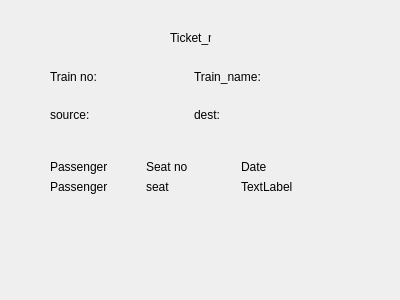
Qt form disp_ticket.ui (franklin654/train_booking_system_with_sql) before a commit.
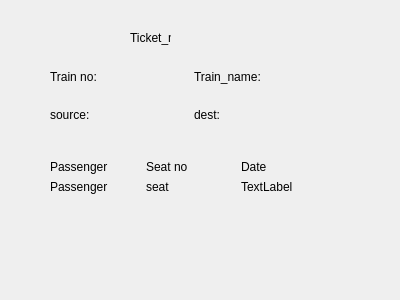
The same form after that commit.

```diff
--- a/disp_ticket.ui
+++ b/disp_ticket.ui
@@ -64,7 +64,7 @@
   <widget class="QLabel" name="tick_no">
    <property name="geometry">
     <rect>
-     <x>170</x>
+     <x>130</x>
      <y>30</y>
      <width>41</width>
      <height>16</height>
```
